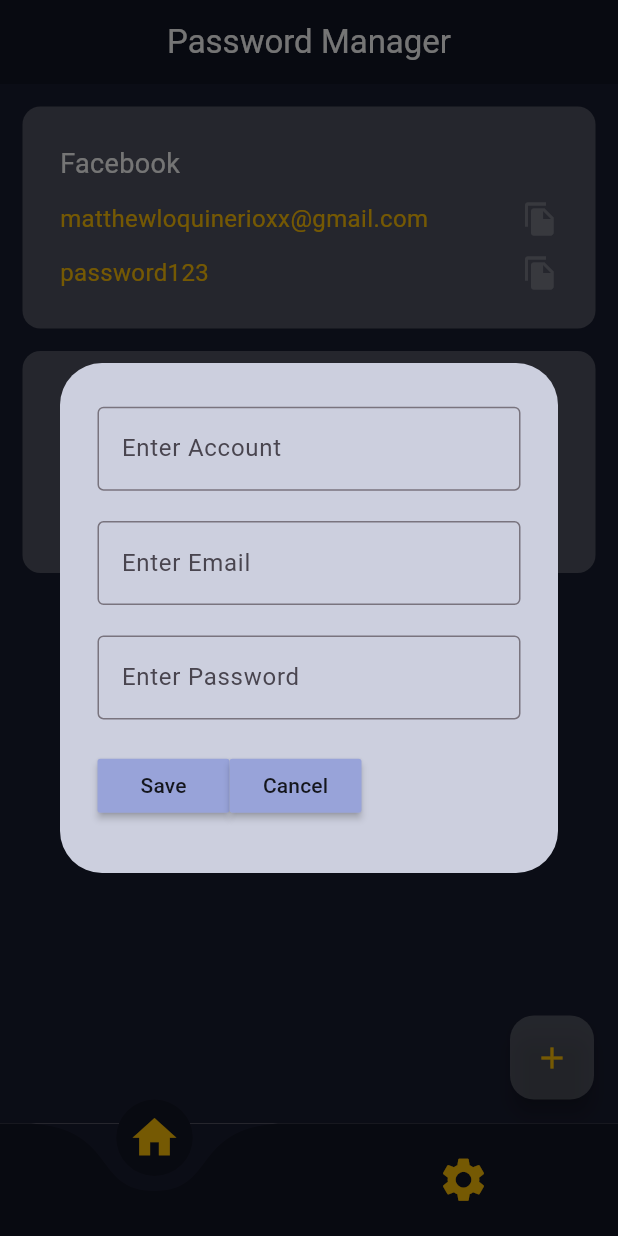
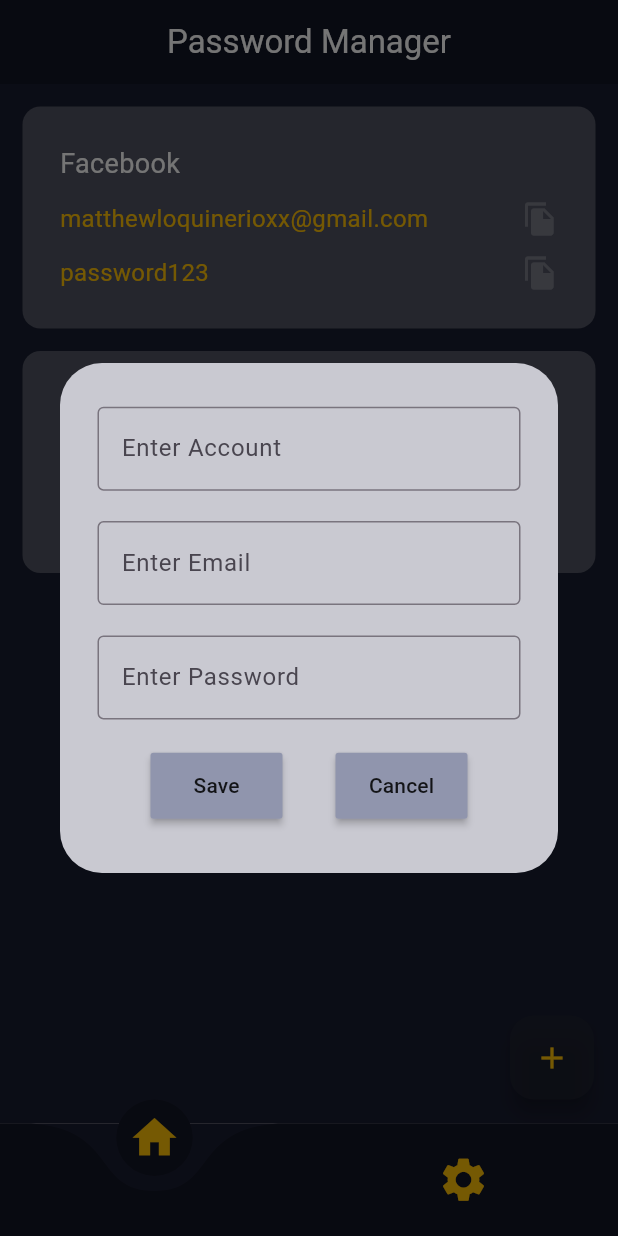
Before and after one commit to EEngineerLoki/flutter_taskmanager, a Flutter app: the screen it shows after launch, after a tap on the "add" icon, on a phone screen of 412 x 824 dp. Run offline on Flutter 3.47's test engine with Material 3 defaults, Android fonts, the phone set to English and light mode, and no system bars; drawn by our look-alikes of curved_navigation_bar.

Commit message:
minor adjustments

```diff
--- a/lib/pages/myhomepage.dart
+++ b/lib/pages/myhomepage.dart
@@ -58,7 +58,7 @@ class MyHomePageState extends State<MyHomePage> {
       ),
       floatingActionButton: FloatingActionButton(
         onPressed: createNewAccount,
-        backgroundColor: Colors.white24,
+        backgroundColor: const Color.fromARGB(172, 32, 35, 48),
         child: const Icon(Icons.add, color: Colors.amber,),
       ),
     );
--- a/lib/util/dialogbox.dart
+++ b/lib/util/dialogbox.dart
@@ -22,7 +22,7 @@ class DialogBox extends StatelessWidget {
   @override
   Widget build(BuildContext context) {
     return AlertDialog(
-      backgroundColor: const Color(0xFFcccfde),
+      backgroundColor: const Color.fromARGB(255, 201, 201, 209),
       content: SizedBox(
         height: 300,
         width: 400,
@@ -50,6 +50,7 @@ class DialogBox extends StatelessWidget {
                   hintText: 'Enter Password'
                 ),),
               Row(
+                mainAxisAlignment: MainAxisAlignment.spaceEvenly,
                 children: [
                   MyButton(onPressed: onSave, text: 'Save'),
                   MyButton(onPressed: onCancel, text: 'Cancel')
--- a/lib/util/my_button.dart
+++ b/lib/util/my_button.dart
@@ -13,7 +13,8 @@ class MyButton extends StatelessWidget {
   Widget build(BuildContext context) {
     return MaterialButton(
       onPressed: onPressed,
-      color: const Color(0xFF98a3d9),
+      padding: const EdgeInsets.all(12),
+      color: const Color.fromARGB(255, 144, 149, 173),
       child: Text(text),
     );
   }
--- a/lib/util/todo_tile.dart
+++ b/lib/util/todo_tile.dart
@@ -15,6 +15,8 @@ class ToDoTile extends StatelessWidget {
   Widget build(BuildContext context) {
     return Padding(
       padding: const EdgeInsets.only(top: 15, right: 15, left: 15),
+      child: GestureDetector(
+
         child: Container(
           decoration: BoxDecoration(
             color: Colors.white24,
@@ -46,6 +48,7 @@ class ToDoTile extends StatelessWidget {
             )
           ),
         ),
+      ),
     );
   }
 }
```
Lines whose indentation alone changed are shown as unchanged.
